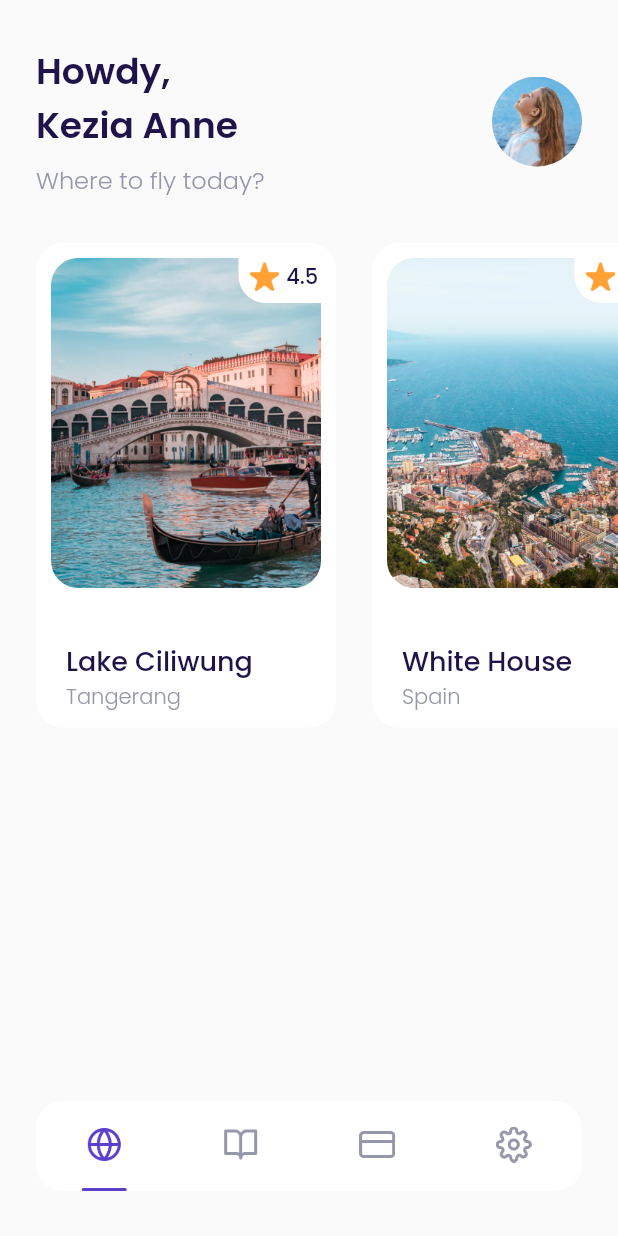
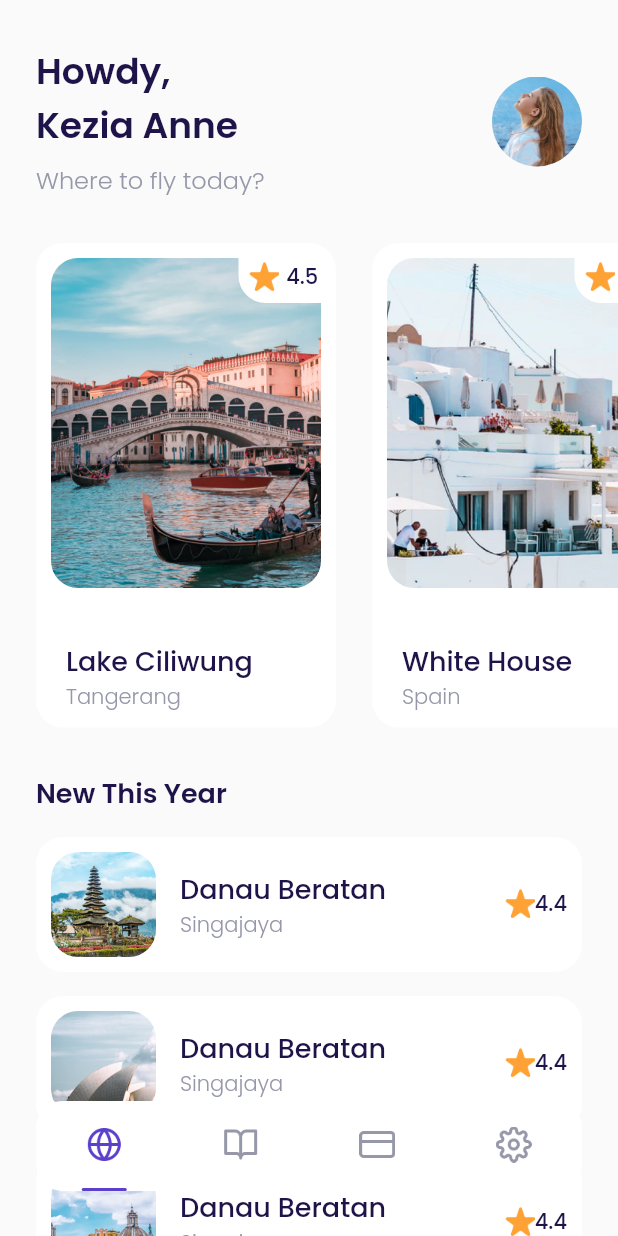
Before and after one commit to Tobils/aeroplane, a Flutter app: the MainPage screen opened by its route, on a phone screen of 412 x 824 dp. Run offline on Flutter 3.47's test engine with Material 2 defaults, Android fonts, the phone set to English and light mode, and no system bars; our stand-ins replace google_fonts; missing offline and left inert: dart:ffi.

Commit message:
feat: add new destinations

```diff
--- a/lib/ui/pages/home_page.dart
+++ b/lib/ui/pages/home_page.dart
@@ -1,5 +1,6 @@
 import 'package:aeroplane/shared/theme.dart';
 import 'package:aeroplane/ui/widgets/destination_card.dart';
+import 'package:aeroplane/ui/widgets/destination_tile.dart';
 import 'package:flutter/material.dart';
 
 class HomePage extends StatelessWidget {
@@ -68,15 +69,21 @@ class HomePage extends StatelessWidget {
                 rating: 4.5,
               ),
               DestinationCard(
-                imageUrl: 'assets/image_destination3.png',
+                imageUrl: 'assets/image_destination2.png',
                 name: 'White House',
                 location: 'Spain',
                 rating: 4.8,
               ),
               DestinationCard(
-                imageUrl: 'assets/image_destination4.png',
+                imageUrl: 'assets/image_destination3.png',
                 name: 'Hill Heyo',
                 location: 'Monaco',
+                rating: 4.9,
+              ),
+              DestinationCard(
+                imageUrl: 'assets/image_destination4.png',
+                name: 'Tokyo',
+                location: 'Japan',
                 rating: 4.9,
               ),
             ],
@@ -85,10 +92,63 @@ class HomePage extends StatelessWidget {
       );
     }
 
+    Widget newDestinations() {
+      return Container(
+        margin: EdgeInsets.only(
+          left: defaultMargin,
+          right: defaultMargin,
+          top: 30,
+        ),
+        child: Column(
+          crossAxisAlignment: CrossAxisAlignment.start,
+          children: [
+            Text(
+              "New This Year",
+              style: blackTextStyle.copyWith(
+                fontSize: 18,
+                fontWeight: semiBold,
+              ),
+            ),
+            const DestinationTile(
+              imageUrl: 'assets/image_destination6.png',
+              name: "Danau Beratan",
+              location: "Singajaya",
+              rating: 4.4,
+            ),
+            const DestinationTile(
+              imageUrl: 'assets/image_destination7.png',
+              name: "Danau Beratan",
+              location: "Singajaya",
+              rating: 4.4,
+            ),
+            const DestinationTile(
+              imageUrl: 'assets/image_destination8.png',
+              name: "Danau Beratan",
+              location: "Singajaya",
+              rating: 4.4,
+            ),
+            const DestinationTile(
+              imageUrl: 'assets/image_destination9.png',
+              name: "Danau Beratan",
+              location: "Singajaya",
+              rating: 4.4,
+            ),
+            const DestinationTile(
+              imageUrl: 'assets/image_destination10.png',
+              name: "Danau Beratan",
+              location: "Singajaya",
+              rating: 4.4,
+            ),
+          ],
+        ),
+      );
+    }
+
     return ListView(
       children: [
         header(),
         popularDestinations(),
+        newDestinations(),
       ],
     );
   }
--- a/lib/ui/widgets/destination_card.dart
+++ b/lib/ui/widgets/destination_card.dart
@@ -34,6 +34,7 @@ class DestinationCard extends StatelessWidget {
             height: 220,
             decoration: BoxDecoration(
               image: DecorationImage(
+                fit: BoxFit.cover,
                 image: AssetImage(imageUrl),
               ),
               borderRadius: BorderRadius.circular(18),
@@ -56,7 +57,7 @@ class DestinationCard extends StatelessWidget {
                     Container(
                       width: 20,
                       height: 20,
-                      margin: EdgeInsets.only(right: 5),
+                      margin: const EdgeInsets.only(right: 5),
                       decoration: const BoxDecoration(
                         image: DecorationImage(
                           image: AssetImage('assets/icon_star.png'),
@@ -76,7 +77,7 @@ class DestinationCard extends StatelessWidget {
             ),
           ),
           Container(
-            margin: EdgeInsets.only(left: 10),
+            margin: const EdgeInsets.only(left: 10),
             child: Column(
               crossAxisAlignment: CrossAxisAlignment.start,
               children: [
--- /dev/null
+++ b/lib/ui/widgets/destination_tile.dart
@@ -0,0 +1,87 @@
+import 'package:flutter/material.dart';
+
+import '../../shared/theme.dart';
+
+class DestinationTile extends StatelessWidget {
+  final String imageUrl;
+  final String name;
+  final String location;
+  final double rating;
+  const DestinationTile(
+      {super.key,
+      required this.imageUrl,
+      required this.name,
+      required this.location,
+      this.rating = 0.0});
+
+  @override
+  Widget build(BuildContext context) {
+    return Container(
+      width: double.infinity,
+      height: 90,
+      decoration: BoxDecoration(
+        color: kWhiteColor,
+        borderRadius: BorderRadius.circular(18),
+      ),
+      padding: const EdgeInsets.all(10),
+      margin: const EdgeInsets.only(top: 16),
+      child: Row(
+        children: [
+          Container(
+            width: 70,
+            height: 70,
+            margin: const EdgeInsets.only(right: 16),
+            decoration: BoxDecoration(
+                image: DecorationImage(
+                  fit: BoxFit.cover,
+                  image: AssetImage(imageUrl),
+                ),
+                borderRadius: BorderRadius.circular(18)),
+          ),
+          Expanded(
+            child: Column(
+              crossAxisAlignment: CrossAxisAlignment.start,
+              mainAxisAlignment: MainAxisAlignment.center,
+              children: [
+                Text(
+                  name,
+                  style: blackTextStyle.copyWith(
+                    fontSize: 18,
+                    fontWeight: medium,
+                  ),
+                ),
+                Text(
+                  location,
+                  style: greyTextStyle.copyWith(
+                    fontSize: 14,
+                    fontWeight: light,
+                  ),
+                ),
+              ],
+            ),
+          ),
+          Row(
+            crossAxisAlignment: CrossAxisAlignment.start,
+            children: [
+              Container(
+                width: 20,
+                height: 20,
+                decoration: const BoxDecoration(
+                  image: DecorationImage(
+                    image: AssetImage('assets/icon_star.png'),
+                  ),
+                ),
+              ),
+              Text(
+                rating.toString(),
+                style: blackTextStyle.copyWith(
+                  fontWeight: medium,
+                ),
+              )
+            ],
+          ),
+        ],
+      ),
+    );
+  }
+}
```
